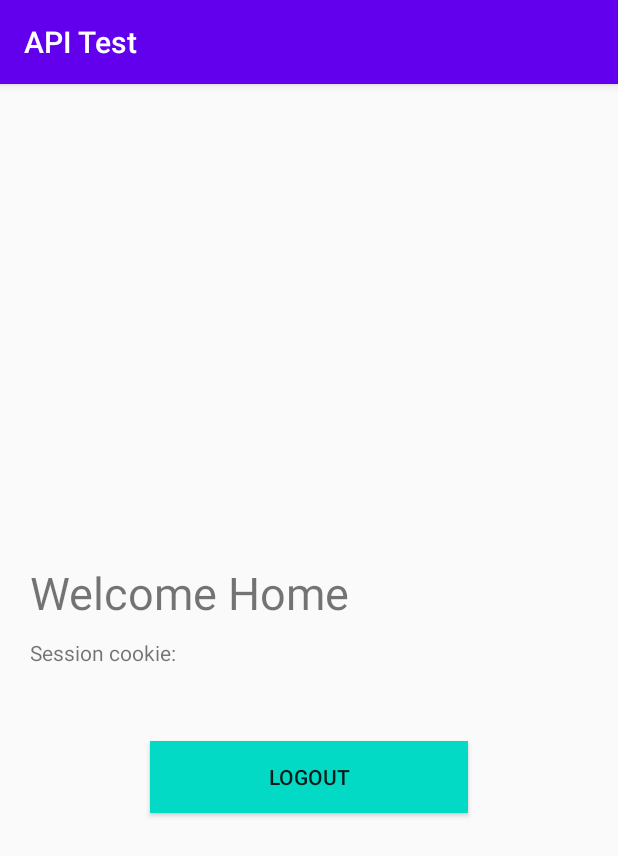
After one commit to manchitro/REST-test-android, an Android app: the HomeActivity screen opened directly, with no data from a screen before it, on a phone screen of 412 x 824 dp. The commit adds this screen. Shown: the top 856 px of the screen. Run offline under Robolectric (Android 15) with nearby library versions, the phone set to English and light mode, and no system bars.

Commit message:
Created Home Activity and Session cookie is now stored in sharedPrefs

```diff
--- a/app/src/main/AndroidManifest.xml
+++ b/app/src/main/AndroidManifest.xml
@@ -2,7 +2,8 @@
 <manifest xmlns:android="http://schemas.android.com/apk/res/android"
     package="com.example.apitest">
 
-    <uses-permission android:name="android.permission.INTERNET"/>
+    <uses-permission android:name="android.permission.INTERNET" />
+
     <application
         android:allowBackup="true"
         android:icon="@mipmap/ic_launcher"
@@ -10,6 +11,7 @@
         android:roundIcon="@mipmap/ic_launcher_round"
         android:supportsRtl="true"
         android:theme="@style/AppTheme">
+        <activity android:name=".HomeActivity"></activity>
         <activity android:name=".MainActivity">
             <intent-filter>
                 <action android:name="android.intent.action.MAIN" />
--- /dev/null
+++ b/app/src/main/java/com/example/apitest/HomeActivity.java
@@ -0,0 +1,55 @@
+package com.example.apitest;
+
+import androidx.appcompat.app.AppCompatActivity;
+
+import android.content.Intent;
+import android.content.SharedPreferences;
+import android.os.Bundle;
+import android.view.View;
+import android.widget.Button;
+import android.widget.TextView;
+
+public class HomeActivity extends AppCompatActivity {
+    private TextView txtUsername;
+    private TextView txtCookie;
+    private Button btnLogout;
+
+    public static final String BASE_URL= "http://192.168.0.102/p2a/";
+    public static final String LOGIN_URL = BASE_URL+"login.inc.php/";
+
+    public static final String SHARED_PREFS = "sharedPrefs";
+    public static final String USER_ID = "userId";
+    public static final String USER_NAME = "userName";
+    public static final String RESPONSE_HEADERS = "responseHeaders";
+    public static final String SET_COOKIE = "setCookie";
+
+    @Override
+    protected void onCreate(Bundle savedInstanceState) {
+        super.onCreate(savedInstanceState);
+        setContentView(R.layout.activity_home);
+
+        txtUsername = findViewById(R.id.txtUsername);
+        txtCookie = findViewById(R.id.txtCookie);
+        btnLogout = findViewById(R.id.btnLogout);
+
+        SharedPreferences sharedPreferences = getSharedPreferences(SHARED_PREFS, MODE_PRIVATE);
+        txtUsername.setText(sharedPreferences.getString(USER_NAME, ""));
+        txtCookie.setText(sharedPreferences.getString(SET_COOKIE, ""));
+
+        btnLogout.setOnClickListener(new View.OnClickListener() {
+            @Override
+            public void onClick(View v) {
+                SharedPreferences sharedPreferences = getSharedPreferences(SHARED_PREFS, MODE_PRIVATE);
+                SharedPreferences.Editor editor = sharedPreferences.edit();
+                editor.remove(USER_NAME);
+                editor.remove(USER_ID);
+                editor.remove(RESPONSE_HEADERS);
+                editor.apply();
+
+                Intent intent = new Intent(HomeActivity.this, MainActivity.class);
+                startActivity(intent);
+                finish();
+            }
+        });
+    }
+}
--- /dev/null
+++ b/app/src/main/res/layout/activity_home.xml
@@ -0,0 +1,58 @@
+<?xml version="1.0" encoding="utf-8"?>
+<LinearLayout xmlns:android="http://schemas.android.com/apk/res/android"
+    xmlns:app="http://schemas.android.com/apk/res-auto"
+    xmlns:tools="http://schemas.android.com/tools"
+    android:layout_width="match_parent"
+    android:layout_height="match_parent"
+    android:gravity="center|center_horizontal|center_vertical"
+    android:orientation="vertical"
+    tools:context=".HomeActivity">
+
+    <TextView
+        android:id="@+id/txtUsername"
+        android:layout_width="match_parent"
+        android:layout_height="wrap_content"
+        android:text="Username"
+        android:textSize="20sp"
+        android:layout_marginStart="20dp"
+        android:layout_marginEnd="20dp"
+        android:layout_marginBottom="10dp"/>
+
+    <TextView
+        android:id="@+id/textView"
+        android:layout_width="match_parent"
+        android:layout_height="wrap_content"
+        android:text="@string/welcome_home"
+        android:textSize="30sp"
+        android:layout_marginStart="20dp"
+        android:layout_marginEnd="20dp"/>
+
+    <TextView
+        android:id="@+id/textView7"
+        android:layout_width="match_parent"
+        android:layout_height="wrap_content"
+        android:text="@string/session_cookie"
+        android:layout_marginStart="20dp"
+        android:layout_marginEnd="20dp"
+        android:layout_marginTop="10dp"/>
+
+    <TextView
+        android:id="@+id/txtCookie"
+        android:layout_width="match_parent"
+        android:layout_height="wrap_content"
+        android:text=""
+        android:layout_marginStart="20dp"
+        android:layout_marginEnd="20dp"
+        android:layout_marginTop="10dp"/>
+
+    <Button
+        android:id="@+id/btnLogout"
+        android:layout_width="match_parent"
+        android:layout_height="wrap_content"
+        android:text="@string/logout"
+        android:background="@color/colorAccent"
+        android:layout_marginStart="100dp"
+        android:layout_marginEnd="100dp"
+        android:layout_marginTop="20dp"/>
+
+</LinearLayout>
--- a/app/src/main/res/values/strings.xml
+++ b/app/src/main/res/values/strings.xml
@@ -4,4 +4,7 @@
     <string name="login">Login</string>
     <string name="username">Username</string>
     <string name="password">Password</string>
+    <string name="welcome_home">Welcome Home</string>
+    <string name="session_cookie">Session cookie:</string>
+    <string name="logout">Logout</string>
 </resources>
```
Also changed, not shown: app/src/main/java/com/example/apitest/MainActivity.java (+46 -4 lines).
